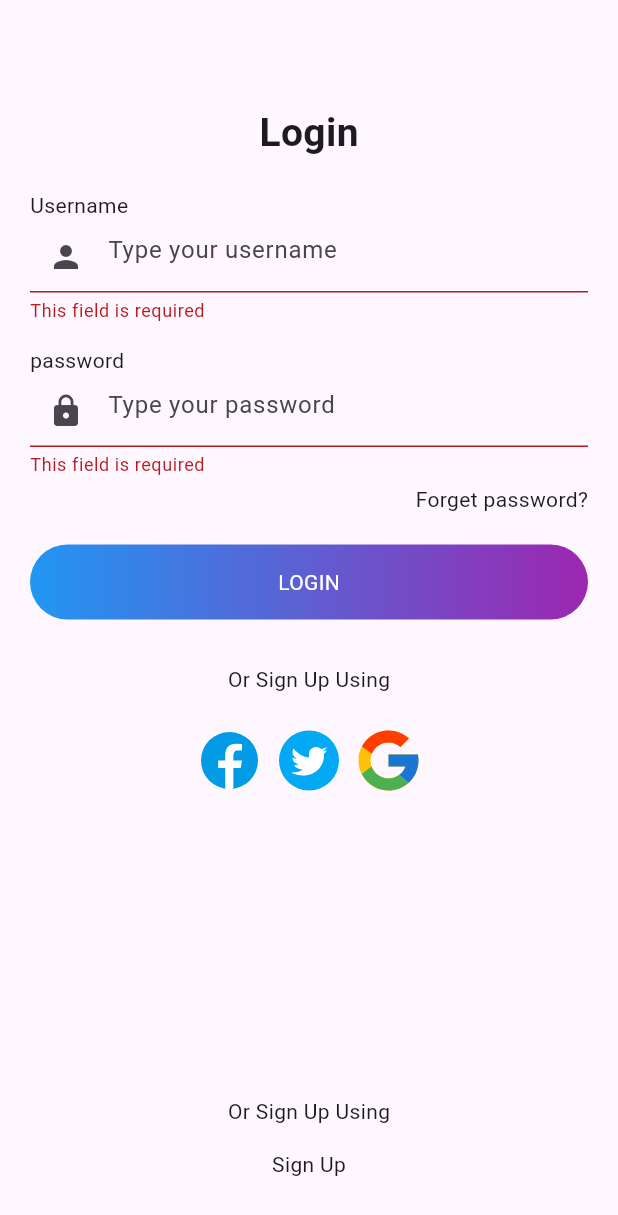
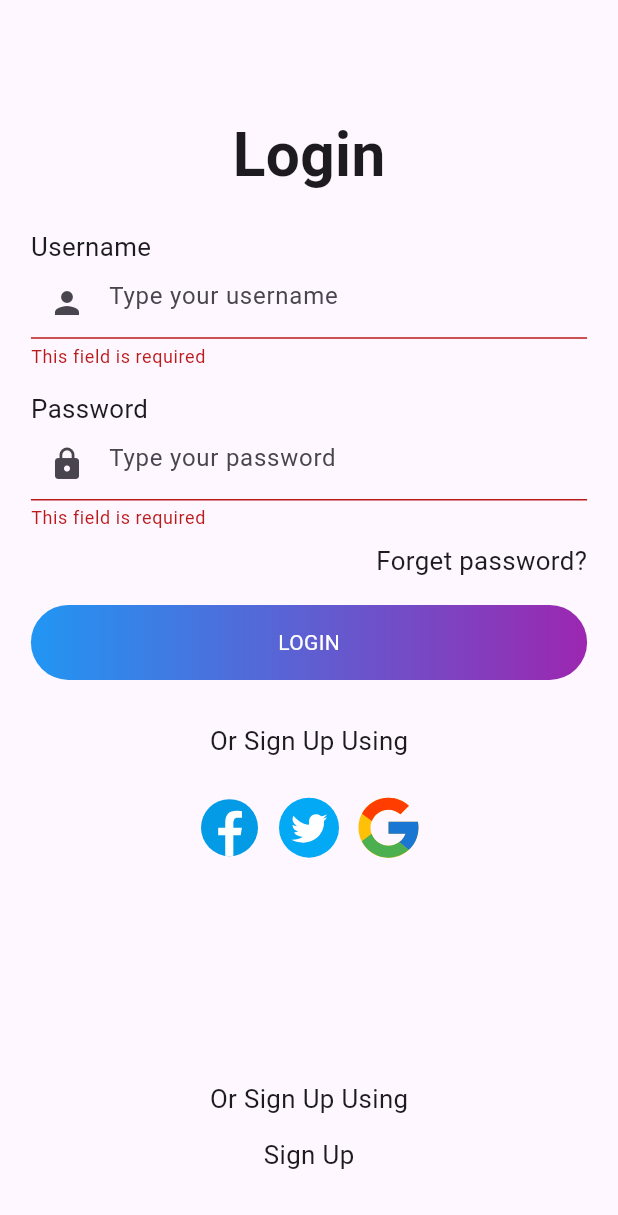
Before and after one commit to ZainUlAbideen3/My_Login_Page_Task, a Flutter app: the screen it shows after launch, after a tap on "LOGIN", on a phone screen of 412 x 824 dp. Shown: the top 1215 px of the screen. Run offline on Flutter 3.47's test engine with Material 3 defaults, Android fonts, the phone set to English and light mode, and no system bars; our stand-ins replace device_preview, flutter_svg, responsive_sizer.

Commit message:
Make the UI Responsive

```diff
--- a/lib/logIn_page.dart
+++ b/lib/logIn_page.dart
@@ -1,6 +1,8 @@
 
 import 'package:flutter/material.dart';
 import 'package:flutter_svg/flutter_svg.dart';
+import 'package:responsive_sizer/responsive_sizer.dart';
+
 
 class LogInPage extends StatefulWidget {
   const LogInPage({super.key});
@@ -18,41 +20,43 @@ class _LogInPageState extends State<LogInPage> {
   Widget build(BuildContext context) {
     return  Scaffold(
       body: Padding(
-        padding: const EdgeInsets.only(left: 20, right: 20, top: 70, bottom: 30),
+        padding:  EdgeInsets.only(left: 5.w, right: 5.w, top: 9.h,),
         child: Form(
           key: _formKey,
           child: SingleChildScrollView(
+            child: SizedBox(
+              height: Device.height -14.h,
               child: Column(
-
+                mainAxisSize: MainAxisSize.min,
                 crossAxisAlignment: CrossAxisAlignment.center,
                 children: [
-                const Text("Login", style: TextStyle(fontWeight: FontWeight.bold, fontSize: 26),) ,
-                const SizedBox(height: 20,) ,
-                const Align(alignment: Alignment.centerLeft,
-                    child: Text("Username", style: TextStyle( fontSize: 14),)) ,
+                   Text("Login", style: TextStyle(fontWeight: FontWeight.bold, fontSize: 26.sp),) ,
+                   SizedBox(height: 2.5.h,) ,
+                   Align(alignment: Alignment.centerLeft,
+                      child: Text("Username", style: TextStyle( fontSize: 17.sp),)) ,
                   // const SizedBox(height: 5,),
                   MyTextField(controller: userNameController , hintText: "Type your username",prefixIcon: Icons.person,keyboardType: TextInputType.name,validator: (value) {
                     return value?.isRequired (errorText: 'This field is required') ;
                   },) ,
-                const SizedBox(height: 15,) ,
-                const Align(alignment: Alignment.centerLeft,
-                    child: Text("password", style: TextStyle( fontSize: 14),)) ,
+                   SizedBox(height: 1.8.h,) ,
+                   Align(alignment: Alignment.centerLeft,
+                      child: Text("Password", style: TextStyle( fontSize: 17.sp),)) ,
                   // const SizedBox(height: 5,),
                   MyTextField(controller: passwordController , hintText: "Type your password",prefixIcon: Icons.lock,keyboardType: TextInputType.name,obscureText: true, validator: (value) {
                     return value?.isRequired(errorText: "This field is required") ;
                   },) ,
-                const SizedBox(height: 5,) ,
-                const Align(alignment: Alignment.centerRight,
-                    child: Text("Forget password?", style: TextStyle( fontSize: 14),)) ,
-                const SizedBox(height: 20,) ,
+                   SizedBox(height: 1.h,) ,
+                  Align(alignment: Alignment.centerRight,
+                      child: Text("Forget password?", style: TextStyle( fontSize: 17.sp),)) ,
+                   SizedBox(height: 2.h,) ,
                   MyButton(onTap: () {
                if (_formKey.currentState!.validate()) {
 
                }
                   },) ,
-                const SizedBox(height: 30,) ,
-              const Text("Or Sign Up Using", style: TextStyle( fontSize: 14),) ,
-                const SizedBox(height: 20,) ,
+                   SizedBox(height: 3.5.h,) ,
+                 Text("Or Sign Up Using", style: TextStyle( fontSize: 17.sp),) ,
+                  SizedBox(height: 2.5.h,) ,
               Row(
                 mainAxisAlignment: MainAxisAlignment.center,
                 children: [
@@ -61,12 +65,14 @@ class _LogInPageState extends State<LogInPage> {
                   SvgPicture.asset("assets/svg_images/icons8-google.svg"),
                 ],
               ),
-              //  const Spacer() ,
-                SizedBox(height: 200,) ,
-                const Text("Or Sign Up Using", style: TextStyle( fontSize: 14),) ,
-                const SizedBox(height: 15,) ,
-                const Text("Sign Up", style: TextStyle( fontSize: 14),) ,
+                 const Spacer() ,
+                // SizedBox(height: 22.h,) ,
+                   Text("Or Sign Up Using", style: TextStyle( fontSize: 17.sp),) ,
+                  SizedBox(height: 1.5.h,) ,
+                   Text("Sign Up", style: TextStyle( fontSize: 17.sp),) ,
+                 // SizedBox(height: 2.h,)
                 ],
+              ),
             ),
           ),
         ),
@@ -126,14 +132,18 @@ class MyButton extends StatelessWidget {
 
 extension Validation on String {
   isRequired({required String errorText}) {
-    if(this== "" ) {
+    if(this=="" ) {
       return errorText ;
     }
     return null ;
   }
 }
-extension ValidationExtension on String {
-  String toCapitalize () {
-    return  this.toUpperCase() ;
-  }
-}
+
+
+// Widget fittedBox () {
+//   return Scaffold(
+//     body: LayoutBuilder(builder: (context, constraints) {
+//
+//     },)
+//   ) ;
+// }
--- a/lib/main.dart
+++ b/lib/main.dart
@@ -1,8 +1,12 @@
+import 'package:flutter/foundation.dart';
 import 'package:flutter/material.dart';
 import 'package:login_page/logIn_page.dart';
+import 'package:responsive_sizer/responsive_sizer.dart';
+import 'package:device_preview/device_preview.dart';
 
 void main() {
-  runApp(const MyApp());
+  runApp(DevicePreview(enabled: !kReleaseMode,
+      builder: (context) => const MyApp(),));
 }
 
 class MyApp extends StatelessWidget {
@@ -11,7 +15,11 @@ class MyApp extends StatelessWidget {
   // This widget is the root of your application.
   @override
   Widget build(BuildContext context) {
+    return ResponsiveSizer(
+      builder: (context , orientation , screenType) {
       return MaterialApp(
+       locale: DevicePreview.locale(context),
+          builder: DevicePreview.appBuilder,
           debugShowCheckedModeBanner: false,
           theme: ThemeData(
             colorScheme: ColorScheme.fromSeed(seedColor: Colors.deepPurple),
@@ -19,5 +27,7 @@ class MyApp extends StatelessWidget {
           ),
           home: const LogInPage(),
         );
+      },
+    );
   }
 }
--- a/pubspec.yaml
+++ b/pubspec.yaml
@@ -36,6 +36,8 @@ dependencies:
   # Use with the CupertinoIcons class for iOS style icons.
   cupertino_icons: ^1.0.2
   flutter_svg: ^2.0.9
+  responsive_sizer: ^3.2.0
+  device_preview: ^1.1.0
 
 dev_dependencies:
   flutter_test:
```
Also changed, not shown: pubspec.lock. Lines whose indentation alone changed are shown as unchanged.
